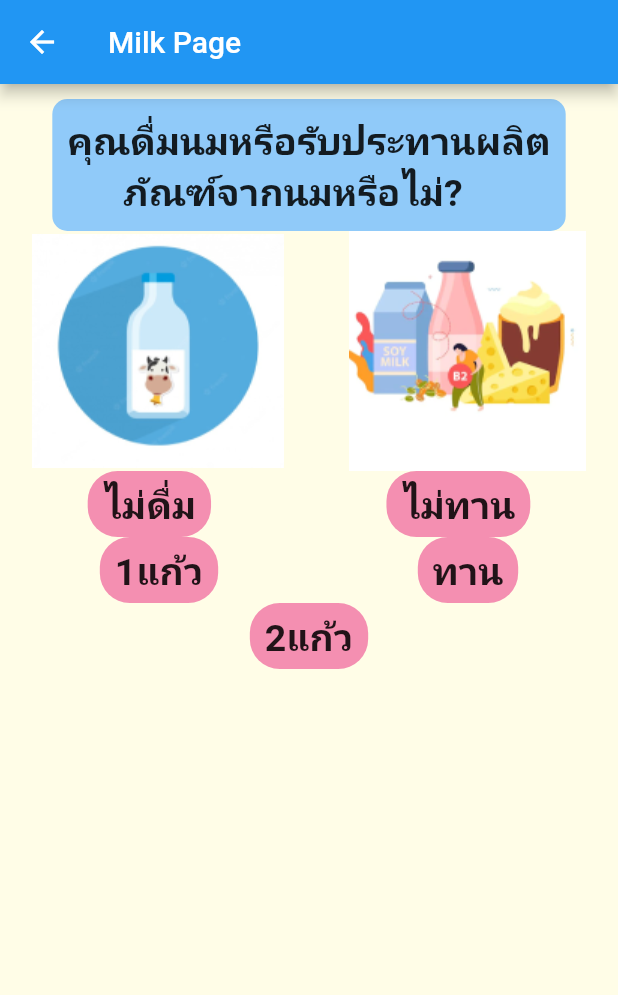
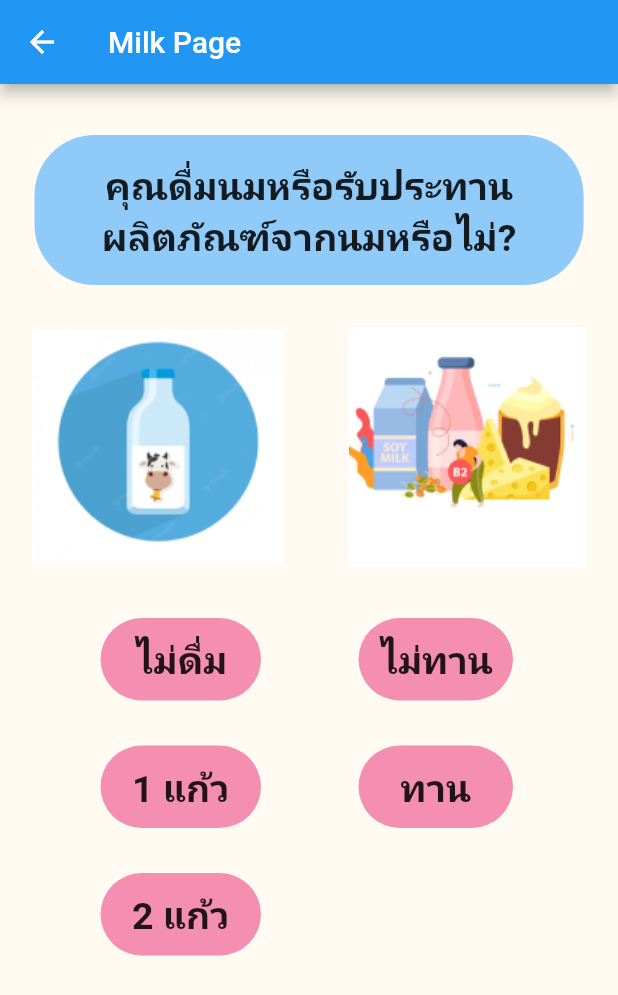
Before and after one commit to AINutritionProject/KinDeeUDee, a Flutter app: the MilkPage screen opened directly, on a phone screen of 412 x 824 dp. Shown: the top 995 px of the screen. Run offline on Flutter 3.47's test engine with Material 2 defaults, Android fonts, the phone set to English and light mode, and no system bars; our stand-ins replace camera, cloud_firestore, csv, dotted_border, firebase_auth, firebase_core and 5 more; missing offline and left inert: dart:ffi; accounts and stored records are empty.

Commit message:
set up buttom

```diff
--- a/lib/pages/information/milk.dart
+++ b/lib/pages/information/milk.dart
@@ -15,45 +15,61 @@ class _MilkPageState extends State<MilkPage> {
   @override
   Widget build(BuildContext context) {
     return Scaffold(
-      backgroundColor: Colors.yellow.shade50,
+        backgroundColor: const Color.fromRGBO(255, 251, 242, 1),
         appBar: AppBar(
           title: const Text('Milk Page'),
         ),
-      body: Column(
+        body: SingleChildScrollView(
+          child: Column(
             children: [
-          Align(
+              Padding(
+                  padding: const EdgeInsets.only(left: 23, right: 23, top: 34),
+                  child: Container(
                     alignment: Alignment.center,
                     child: Container(
-              margin: const EdgeInsets.only(top: 10),
-              padding: const EdgeInsets.all(10),
+                        width: double.infinity,
+                        height: 100,
                         decoration: BoxDecoration(
                             color: Colors.blue.shade200,
-                  borderRadius: BorderRadius.circular(10)),
-              child: const Text(
-                "คุณดื่มนมหรือรับประทานผลิต\n      ภัณฑ์จากนมหรือไม่?",
+                            borderRadius: BorderRadius.circular(40)),
+                        child: const Column(
+                          mainAxisAlignment: MainAxisAlignment.center,
+                          children: [
+                            Text(
+                              "คุณดื่มนมหรือรับประทานผลิตภัณฑ์จากนมหรือไม่?",
                               style: TextStyle(
                                 fontWeight: FontWeight.w600,
                                 fontSize: 25,
                               ),
-              ),
-            ),
-          ),
-          Row(
+                              textAlign: TextAlign.center,
+                            )
+                          ],
+                        )),
+                  )),
+              Padding(
+                  padding: const EdgeInsets.only(top: 28, bottom: 34),
+                  child: Row(
                     mainAxisAlignment: MainAxisAlignment.spaceAround,
                     children: [
                       Image.asset("assets/images/drink_eat/drink.png"),
                       Image.asset("assets/images/drink_eat/eat.png")
                     ],
-          ),
+                  )),
               Row(
                 mainAxisAlignment: MainAxisAlignment.spaceAround,
                 children: [
-              Container(
-                padding:
-                    const EdgeInsets.symmetric(horizontal: 10, vertical: 5),
+                  Expanded(
+                      flex: 1,
+                      child: Padding(
+                          padding: const EdgeInsets.only(left: 67, right: 32),
+                          child: Container(
+                            height: 55,
+                            alignment: Alignment.center,
+                            padding: const EdgeInsets.symmetric(
+                                horizontal: 10, vertical: 5),
                             decoration: BoxDecoration(
                               color: Colors.pink.shade200,
-                  borderRadius: BorderRadius.circular(20),
+                              borderRadius: BorderRadius.circular(30),
                             ),
                             child: const Text(
                               "ไม่ดื่ม",
@@ -62,13 +78,17 @@ class _MilkPageState extends State<MilkPage> {
                                 fontWeight: FontWeight.bold,
                               ),
                             ),
-              ),
-              Container(
-                padding:
-                    const EdgeInsets.symmetric(horizontal: 10, vertical: 5),
+                          ))),
+                  Expanded(
+                      flex: 1,
+                      child: Padding(
+                          padding: const EdgeInsets.only(right: 70, left: 33),
+                          child: Container(
+                            height: 55,
+                            alignment: Alignment.center,
                             decoration: BoxDecoration(
                               color: Colors.pink.shade200,
-                  borderRadius: BorderRadius.circular(20),
+                              borderRadius: BorderRadius.circular(30),
                             ),
                             child: const Text(
                               "ไม่ทาน",
@@ -77,33 +97,45 @@ class _MilkPageState extends State<MilkPage> {
                                 fontWeight: FontWeight.bold,
                               ),
                             ),
-              ),
+                          ))),
                 ],
               ),
               Row(
                 mainAxisAlignment: MainAxisAlignment.spaceAround,
                 children: [
-              Container(
-                padding:
-                    const EdgeInsets.symmetric(horizontal: 10, vertical: 5),
+                  Expanded(
+                      flex: 1,
+                      child: Padding(
+                          padding: const EdgeInsets.only(
+                              left: 67, right: 32, top: 30),
+                          child: Container(
+                            height: 55,
+                            alignment: Alignment.center,
+                            padding: const EdgeInsets.symmetric(
+                                horizontal: 10, vertical: 5),
                             decoration: BoxDecoration(
                               color: Colors.pink.shade200,
-                  borderRadius: BorderRadius.circular(20),
+                              borderRadius: BorderRadius.circular(30),
                             ),
                             child: const Text(
-                  "1แก้ว",
+                              "1 แก้ว",
                               style: TextStyle(
                                 fontSize: 25,
                                 fontWeight: FontWeight.bold,
                               ),
                             ),
-              ),
-              Container(
-                padding:
-                    const EdgeInsets.symmetric(horizontal: 10, vertical: 5),
+                          ))),
+                  Expanded(
+                      flex: 1,
+                      child: Padding(
+                          padding: const EdgeInsets.only(
+                              right: 70, left: 33, top: 30),
+                          child: Container(
+                            height: 55,
+                            alignment: Alignment.center,
                             decoration: BoxDecoration(
                               color: Colors.pink.shade200,
-                  borderRadius: BorderRadius.circular(20),
+                              borderRadius: BorderRadius.circular(30),
                             ),
                             child: const Text(
                               "ทาน",
@@ -112,25 +144,58 @@ class _MilkPageState extends State<MilkPage> {
                                 fontWeight: FontWeight.bold,
                               ),
                             ),
-              ),
+                          )))
                 ],
               ),
-          Container(
-            padding: const EdgeInsets.symmetric(horizontal: 10, vertical: 5),
+              Row(
+                mainAxisAlignment: MainAxisAlignment.spaceAround,
+                children: [
+                  Expanded(
+                      flex: 1,
+                      child: Padding(
+                          padding: const EdgeInsets.only(
+                              left: 67, right: 32, top: 30),
+                          child: Container(
+                            height: 55,
+                            alignment: Alignment.center,
+                            padding: const EdgeInsets.symmetric(
+                                horizontal: 10, vertical: 5),
                             decoration: BoxDecoration(
                               color: Colors.pink.shade200,
-              borderRadius: BorderRadius.circular(20),
+                              borderRadius: BorderRadius.circular(30),
                             ),
                             child: const Text(
-              "2แก้ว",
+                              "2 แก้ว",
                               style: TextStyle(
                                 fontSize: 25,
                                 fontWeight: FontWeight.bold,
                               ),
                             ),
+                          ))),
+                  Expanded(
+                      flex: 1,
+                      child: Padding(
+                          padding: const EdgeInsets.only(
+                              right: 70, left: 33, top: 30),
+                          child: Container(
+                            height: 55,
+                            alignment: Alignment.center,
+                            decoration: BoxDecoration(
+                              color: const Color.fromRGBO(255, 251, 242, 1),
+                              borderRadius: BorderRadius.circular(30),
+                            ),
+                            child: const Text(
+                              "",
+                              style: TextStyle(
+                                fontSize: 25,
+                                fontWeight: FontWeight.bold,
+                              ),
+                            ),
+                          )))
+                ],
               ),
             ],
           ),
-    );
+        ));
   }
 }
```
Also changed, not shown: pubspec.lock. Lines whose indentation alone changed are shown as unchanged.
